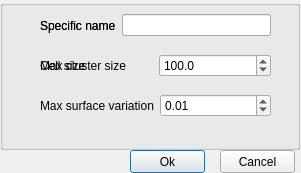
spektrof/SurfaceFromCloud, file src/new_simpl_filter.ui: the form before one commit.
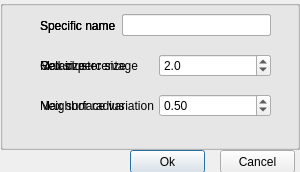
The form after the commit.

What changed in the file:
```diff
--- a/src/new_simpl_filter.ui
+++ b/src/new_simpl_filter.ui
@@ -6,8 +6,8 @@
    <rect>
     <x>0</x>
     <y>0</y>
-    <width>301</width>
-    <height>173</height>
+    <width>300</width>
+    <height>172</height>
    </rect>
   </property>
   <property name="windowTitle">
@@ -214,6 +214,108 @@
     </layout>
    </widget>
   </widget>
+  <widget class="QGroupBox" name="wlop">
+   <property name="geometry">
+    <rect>
+     <x>0</x>
+     <y>0</y>
+     <width>300</width>
+     <height>150</height>
+    </rect>
+   </property>
+   <property name="title">
+    <string/>
+   </property>
+   <widget class="QWidget" name="horizontalLayoutWidget_8">
+    <property name="geometry">
+     <rect>
+      <x>40</x>
+      <y>10</y>
+      <width>231</width>
+      <height>31</height>
+     </rect>
+    </property>
+    <layout class="QHBoxLayout" name="horizontalLayout_8">
+     <item>
+      <widget class="QLabel" name="label_4">
+       <property name="text">
+        <string>Specific name</string>
+       </property>
+      </widget>
+     </item>
+     <item>
+      <widget class="QLineEdit" name="wlop_name"/>
+     </item>
+    </layout>
+   </widget>
+   <widget class="QWidget" name="horizontalLayoutWidget_11">
+    <property name="geometry">
+     <rect>
+      <x>40</x>
+      <y>90</y>
+      <width>231</width>
+      <height>31</height>
+     </rect>
+    </property>
+    <layout class="QHBoxLayout" name="horizontalLayout_11">
+     <item>
+      <widget class="QLabel" name="label_8">
+       <property name="text">
+        <string>Neighbor radius</string>
+       </property>
+      </widget>
+     </item>
+     <item>
+      <widget class="QDoubleSpinBox" name="nr">
+       <property name="maximum">
+        <double>2.000000000000000</double>
+       </property>
+       <property name="singleStep">
+        <double>0.010000000000000</double>
+       </property>
+       <property name="value">
+        <double>0.500000000000000</double>
+       </property>
+      </widget>
+     </item>
+    </layout>
+   </widget>
+   <widget class="QWidget" name="horizontalLayoutWidget_12">
+    <property name="geometry">
+     <rect>
+      <x>40</x>
+      <y>50</y>
+      <width>231</width>
+      <height>31</height>
+     </rect>
+    </property>
+    <layout class="QHBoxLayout" name="horizontalLayout_12">
+     <item>
+      <widget class="QLabel" name="label_9">
+       <property name="text">
+        <string>Retain percentage</string>
+       </property>
+      </widget>
+     </item>
+     <item>
+      <widget class="QDoubleSpinBox" name="rp">
+       <property name="decimals">
+        <number>1</number>
+       </property>
+       <property name="maximum">
+        <double>10.000000000000000</double>
+       </property>
+       <property name="singleStep">
+        <double>0.010000000000000</double>
+       </property>
+       <property name="value">
+        <double>2.000000000000000</double>
+       </property>
+      </widget>
+     </item>
+    </layout>
+   </widget>
+  </widget>
  </widget>
  <resources/>
  <connections/>
```
